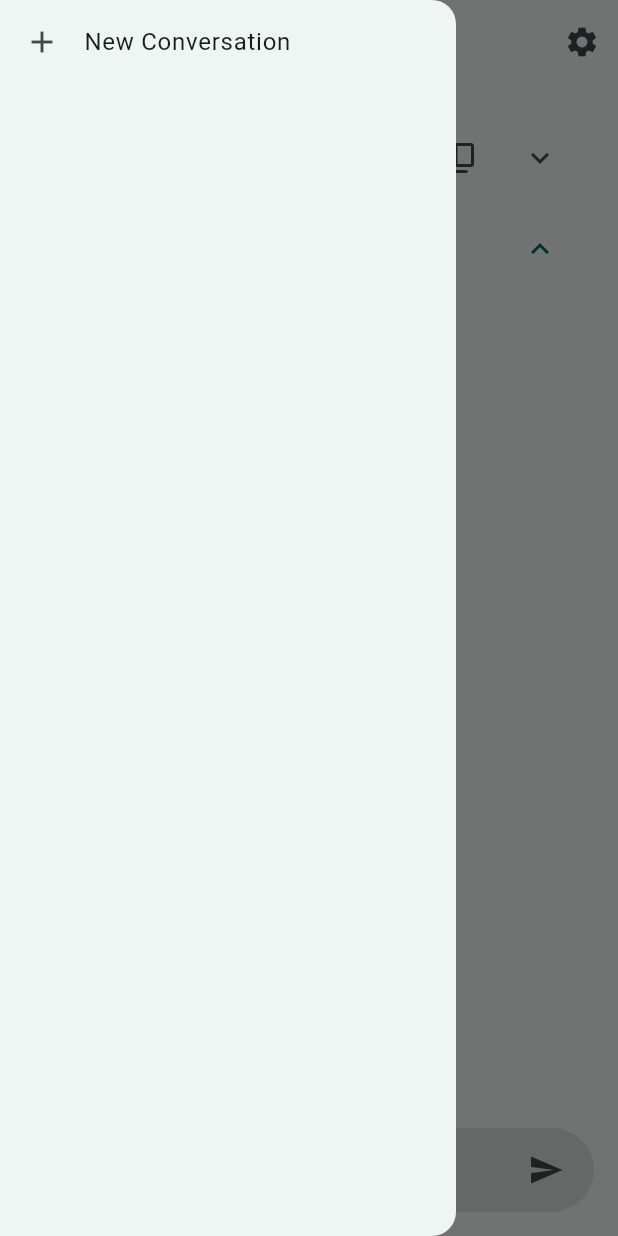
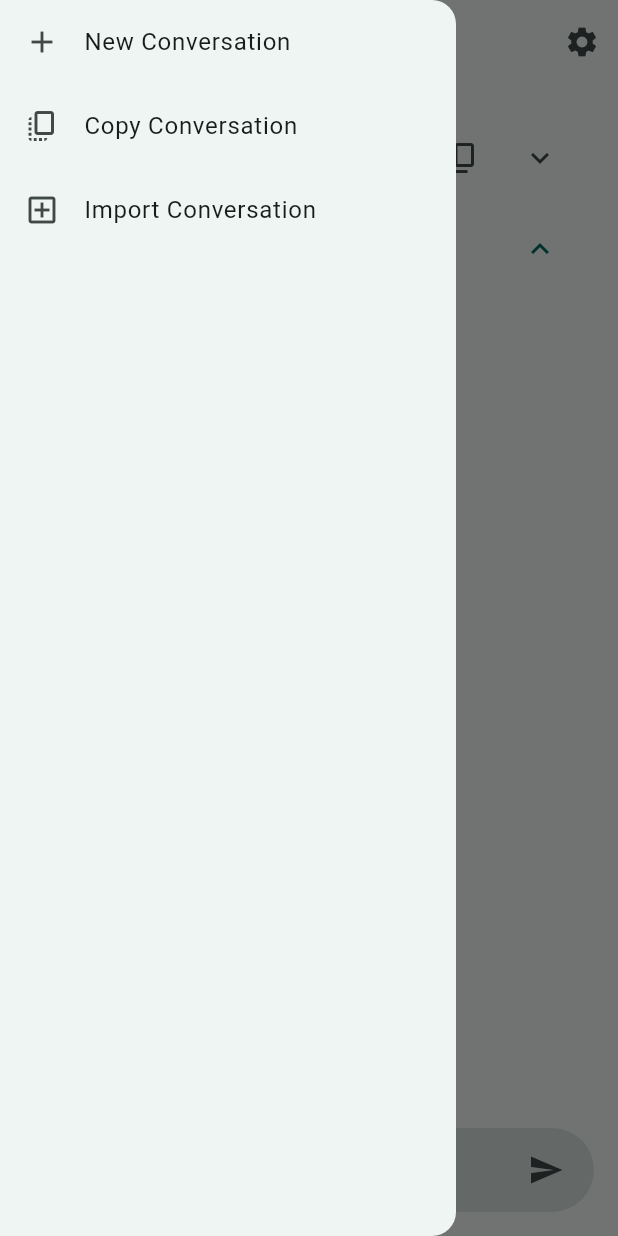
Before and after one commit to PeronGH/sydney_webui, a Flutter app: the screen it shows after launch, with the side drawer open, on a phone screen of 412 x 824 dp. Run offline on Flutter 3.47's test engine with Material 3 defaults, Android fonts, the phone set to English and light mode, and no system bars; our stand-ins replace file_picker, flutter_markdown, get, get_storage, google_fonts; missing offline and left inert: dart:html, flutter_highlighter, markdown.

Commit message:
feat: copy and import conversation

```diff
--- a/lib/pages/chat_page.dart
+++ b/lib/pages/chat_page.dart
@@ -1,6 +1,7 @@
 import 'package:flutter/material.dart';
 import 'package:get/get.dart';
 import 'package:sydney_webui/controller.dart';
+import 'package:sydney_webui/widgets/chat_drawer.dart';
 import 'package:sydney_webui/widgets/message_list.dart';
 import 'package:sydney_webui/widgets/prompt_input.dart';
 import 'package:sydney_webui/widgets/settings_dialog.dart';
@@ -24,22 +25,7 @@ class ChatPage extends StatelessWidget {
                 icon: const Icon(Icons.settings))
           ],
         ),
-        drawer: Drawer(
-          child: ListView(
-            children: [
-              Obx(() => ListTile(
-                    leading: const Icon(Icons.add),
-                    title: const Text('New Conversation'),
-                    onTap: controller.isGenerating.value
-                        ? null
-                        : () {
-                            controller.newConversation();
-                            Get.back();
-                          },
-                  )),
-            ],
-          ),
-        ),
+        drawer: const ChatDrawer(),
         body: const Padding(
             padding: EdgeInsets.all(16.0),
             child: Column(
--- /dev/null
+++ b/lib/widgets/chat_drawer.dart
@@ -0,0 +1,41 @@
+import 'package:flutter/material.dart';
+import 'package:get/get.dart';
+import 'package:sydney_webui/controller.dart';
+
+class ChatDrawer extends StatelessWidget {
+  const ChatDrawer({Key? key}) : super(key: key);
+
+  @override
+  Widget build(BuildContext context) {
+    final controller = Get.find<Controller>();
+
+    return Drawer(
+      child: ListView(
+        children: [
+          Obx(() => ListTile(
+                leading: const Icon(Icons.add),
+                title: const Text('New Conversation'),
+                onTap: controller.isGenerating.value
+                    ? null
+                    : () {
+                        controller.newConversation();
+                        Get.back();
+                      },
+              )),
+          ListTile(
+            leading: const Icon(Icons.copy_all),
+            title: const Text('Copy Conversation'),
+            onTap: controller.copyConversation,
+          ),
+          Obx(() => ListTile(
+                leading: const Icon(Icons.add_box_outlined),
+                title: const Text('Import Conversation'),
+                onTap: controller.isGenerating.value
+                    ? null
+                    : controller.importConversation,
+              )),
+        ],
+      ),
+    );
+  }
+}
```
Also changed, not shown: lib/controller.dart (+28 -0 lines), lib/models/message.dart (+18 -0 lines).
